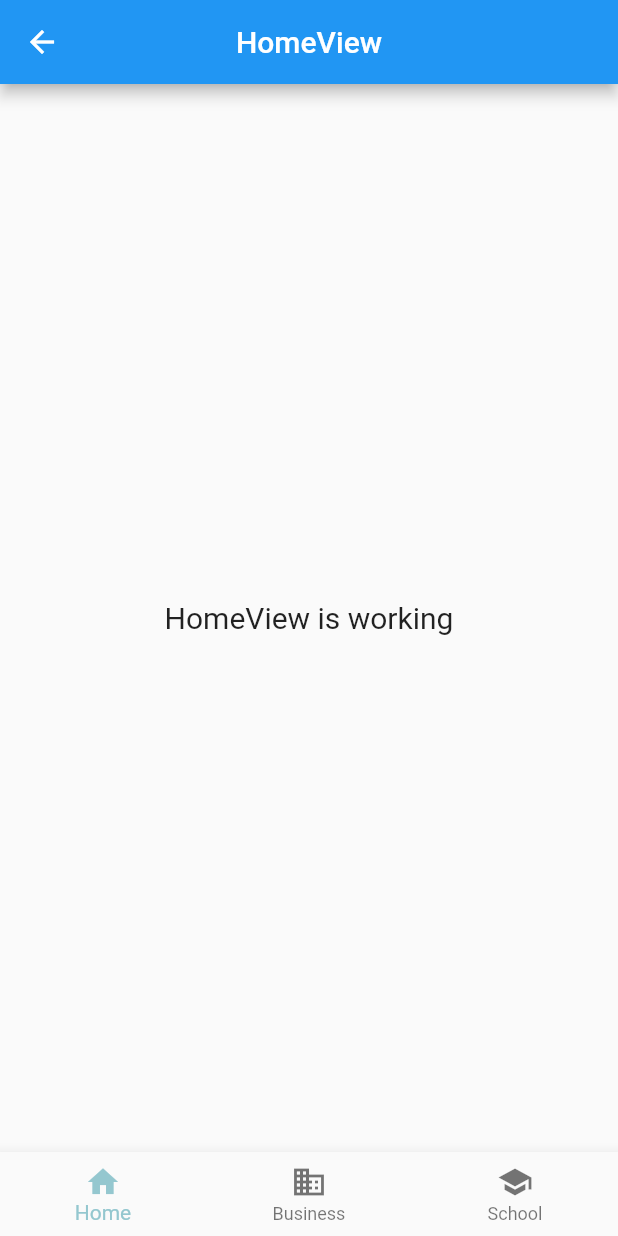
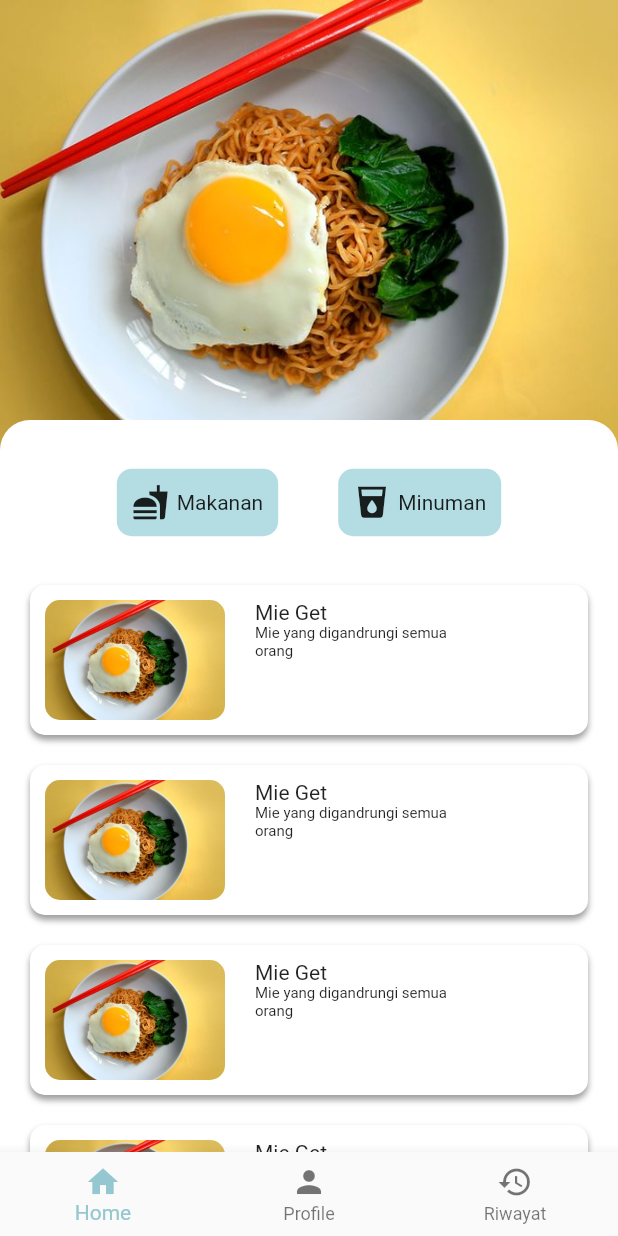
Before and after one commit to juarramdhan/aplikasi_shelter, a Flutter app: the screen it shows after launch, after a tap on "Login", on a phone screen of 412 x 824 dp. Run offline on Flutter 3.47's test engine with Material 2 defaults, Android fonts, the phone set to English and light mode, and no system bars; our stand-ins replace get; missing offline and left inert: iconify_flutter.

Commit message:
mendesain homeview

```diff
--- a/lib/app/modules/dashboard/views/dashboard_view.dart
+++ b/lib/app/modules/dashboard/views/dashboard_view.dart
@@ -32,12 +32,12 @@ class DashboardView extends GetView<DashboardController> {
               label: 'Home',
             ),
             BottomNavigationBarItem(
-              icon: Icon(Icons.business),
-              label: 'Business',
+              icon: Icon(Icons.person),
+              label: 'Profile',
             ),
             BottomNavigationBarItem(
-              icon: Icon(Icons.school),
-              label: 'School',
+              icon: Icon(Icons.history),
+              label: 'Riwayat',
             ),
           ],
           currentIndex: controller.selectedIndex,
--- a/lib/app/modules/home/views/home_view.dart
+++ b/lib/app/modules/home/views/home_view.dart
@@ -1,3 +1,4 @@
+import 'package:aplikasi_shelter_bima/app/utils/appColor.dart';
 import 'package:flutter/material.dart';
 
 import 'package:get/get.dart';
@@ -9,16 +10,144 @@ class HomeView extends GetView<HomeController> {
   @override
   Widget build(BuildContext context) {
     return Scaffold(
-      appBar: AppBar(
-        title: const Text('HomeView'),
-        centerTitle: true,
-      ),
-      body: Center(
-        child: Text(
-          'HomeView is working',
-          style: TextStyle(fontSize: 20),
+      body: SafeArea(
+          child: SingleChildScrollView(
+        child: Stack(
+          children: [
+            Container(
+              height: 300,
+              width: double.infinity,
+              decoration: const BoxDecoration(
+                image: DecorationImage(
+                  fit: BoxFit.cover,
+                  image: AssetImage("assets/images/mie.jpg"),
+                ),
+              ),
+            ),
+            Container(
+              margin: const EdgeInsets.only(top: 280),
+              padding: const EdgeInsets.only(top: 30, bottom: 20),
+              width: double.infinity,
+              decoration: const BoxDecoration(
+                borderRadius: BorderRadius.only(
+                  topLeft: Radius.circular(20),
+                  topRight: Radius.circular(20),
+                ),
+                color: Colors.white,
+              ),
+              child: Column(
+                children: [
+                  SizedBox(
+                    height: 50,
+                    width: double.infinity,
+                    child: Row(
+                      mainAxisAlignment: MainAxisAlignment.center,
+                      children: [
+                        Container(
+                          padding: const EdgeInsets.all(10),
+                          decoration: BoxDecoration(
+                            borderRadius: BorderRadius.circular(10),
+                            color: primaryColor,
+                          ),
+                          child: Row(
+                            children: const [
+                              Icon(
+                                Icons.fastfood,
+                                size: 25,
+                              ),
+                              SizedBox(
+                                width: 5,
+                              ),
+                              Text("Makanan")
+                            ],
+                          ),
+                        ),
+                        const SizedBox(
+                          width: 40,
+                        ),
+                        Container(
+                          padding: const EdgeInsets.all(10),
+                          decoration: BoxDecoration(
+                            borderRadius: BorderRadius.circular(10),
+                            color: primaryColor,
+                          ),
+                          child: Row(
+                            children: const [
+                              Icon(
+                                Icons.local_drink,
+                                size: 25,
+                              ),
+                              SizedBox(
+                                width: 5,
+                              ),
+                              Text("Minuman")
+                            ],
+                          ),
+                        )
+                      ],
+                    ),
+                  ),
+                  const SizedBox(
+                    height: 20,
+                  ),
+                  ListView.builder(
+                      shrinkWrap: true,
+                      itemCount: 10,
+                      itemBuilder: (context, index) {
+                        return Container(
+                          padding: const EdgeInsets.all(10),
+                          margin: const EdgeInsets.symmetric(
+                              vertical: 10, horizontal: 20),
+                          width: double.infinity,
+                          height: 100,
+                          decoration: BoxDecoration(
+                            borderRadius: BorderRadius.circular(10),
+                            color: Colors.white,
+                            boxShadow: [
+                              BoxShadow(
+                                  blurRadius: 3,
+                                  color: Colors.grey,
+                                  offset: Offset(0, 3))
+                            ],
+                          ),
+                          child: Row(
+                            children: [
+                              Container(
+                                height: 80,
+                                width: 120,
+                                decoration: BoxDecoration(
+                                  borderRadius: BorderRadius.circular(10),
+                                  image: DecorationImage(
+                                    image: AssetImage("assets/images/mie.jpg"),
+                                  ),
+                                ),
+                              ),
+                              SizedBox(
+                                width: 20,
+                              ),
+                              SizedBox(
+                                width: 150,
+                                child: Column(
+                                  crossAxisAlignment: CrossAxisAlignment.start,
+                                  children: [
+                                    Text("Mie Get"),
+                                    Text(
+                                      "Mie yang digandrungi semua orang",
+                                      style: TextStyle(fontSize: 10),
+                                    )
+                                  ],
+                                ),
+                              )
+                            ],
+                          ),
+                        );
+                      })
+                ],
+              ),
+            ),
+          ],
         ),
-      ),
+      )),
     );
   }
 }
--- a/lib/app/modules/userAccount/views/user_account_view.dart
+++ b/lib/app/modules/userAccount/views/user_account_view.dart
@@ -13,12 +13,13 @@ class UserAccountView extends GetView<UserAccountController> {
   Widget build(BuildContext context) {
     return Scaffold(
         backgroundColor: Color.fromARGB(255, 247, 239, 239),
-        body: Container(
+        body: SingleChildScrollView(
+          child: Container(
             child: Stack(
               children: [
                 Container(
                   height: 500,
-                width: 600,
+                  width: double.infinity,
                   decoration: BoxDecoration(
                     color: primaryColor,
                   ),
@@ -56,9 +57,11 @@ class UserAccountView extends GetView<UserAccountController> {
                   ),
                 ),
                 Container(
-                margin: EdgeInsets.only(left: 50, top: 400),
+                  margin: context.isPhone
+                      ? const EdgeInsets.only(right: 50, left: 50, top: 400)
+                      : const EdgeInsets.only(right: 200, left: 200, top: 400),
                   height: 200,
-                width: 300,
+                  width: double.infinity,
                   decoration: BoxDecoration(
                       borderRadius: BorderRadius.circular(12),
                       color: Color.fromARGB(255, 250, 250, 250)),
@@ -73,7 +76,8 @@ class UserAccountView extends GetView<UserAccountController> {
                               child: Column(
                                 children: [
                                   Row(
-                                  crossAxisAlignment: CrossAxisAlignment.start,
+                                    crossAxisAlignment:
+                                        CrossAxisAlignment.center,
                                     mainAxisAlignment:
                                         MainAxisAlignment.spaceBetween,
                                     children: [
@@ -117,6 +121,7 @@ class UserAccountView extends GetView<UserAccountController> {
                 )
               ],
             ),
+          ),
         ));
   }
 }
```
Also changed, not shown: assets/images/mie.jpg (added). Lines whose indentation alone changed are shown as unchanged.
